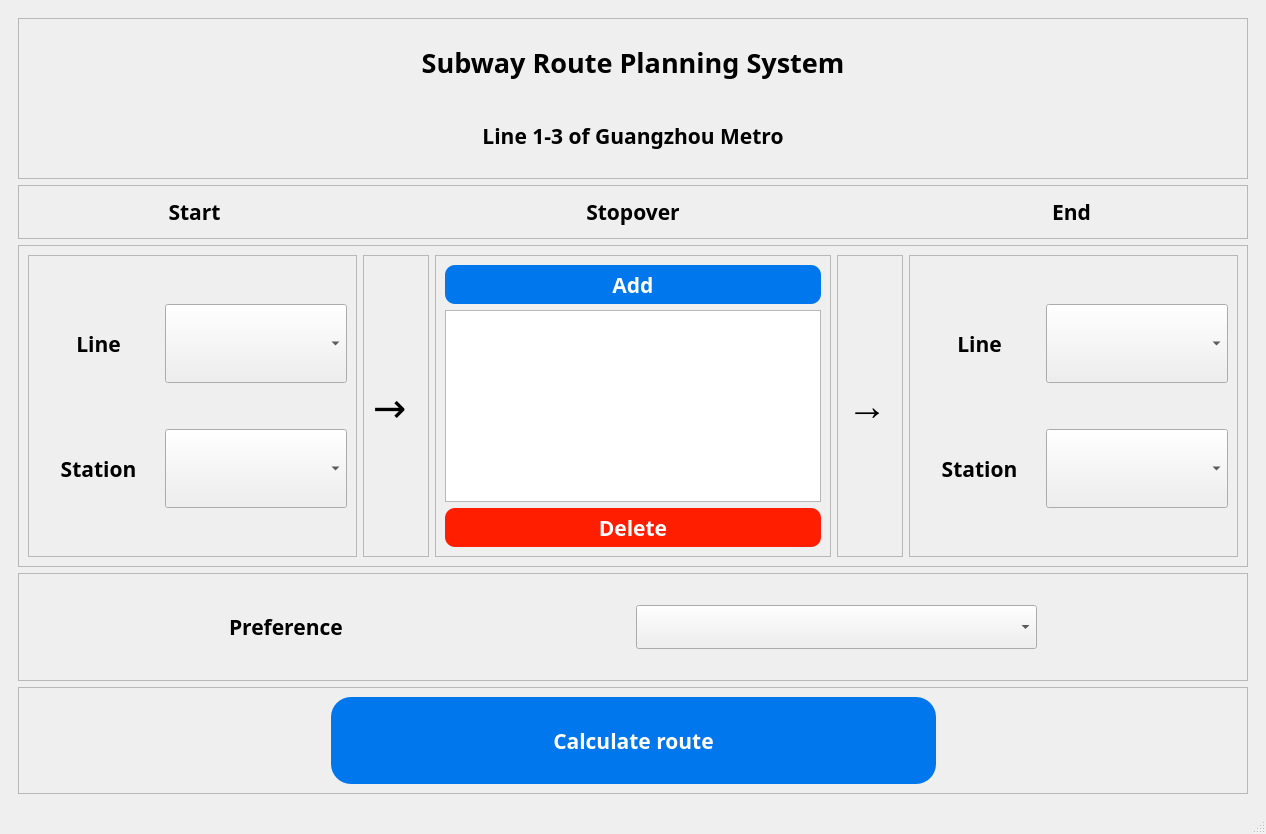
Above: GUI.ui from zmylyh/chw before the change. Below: the same form after it.
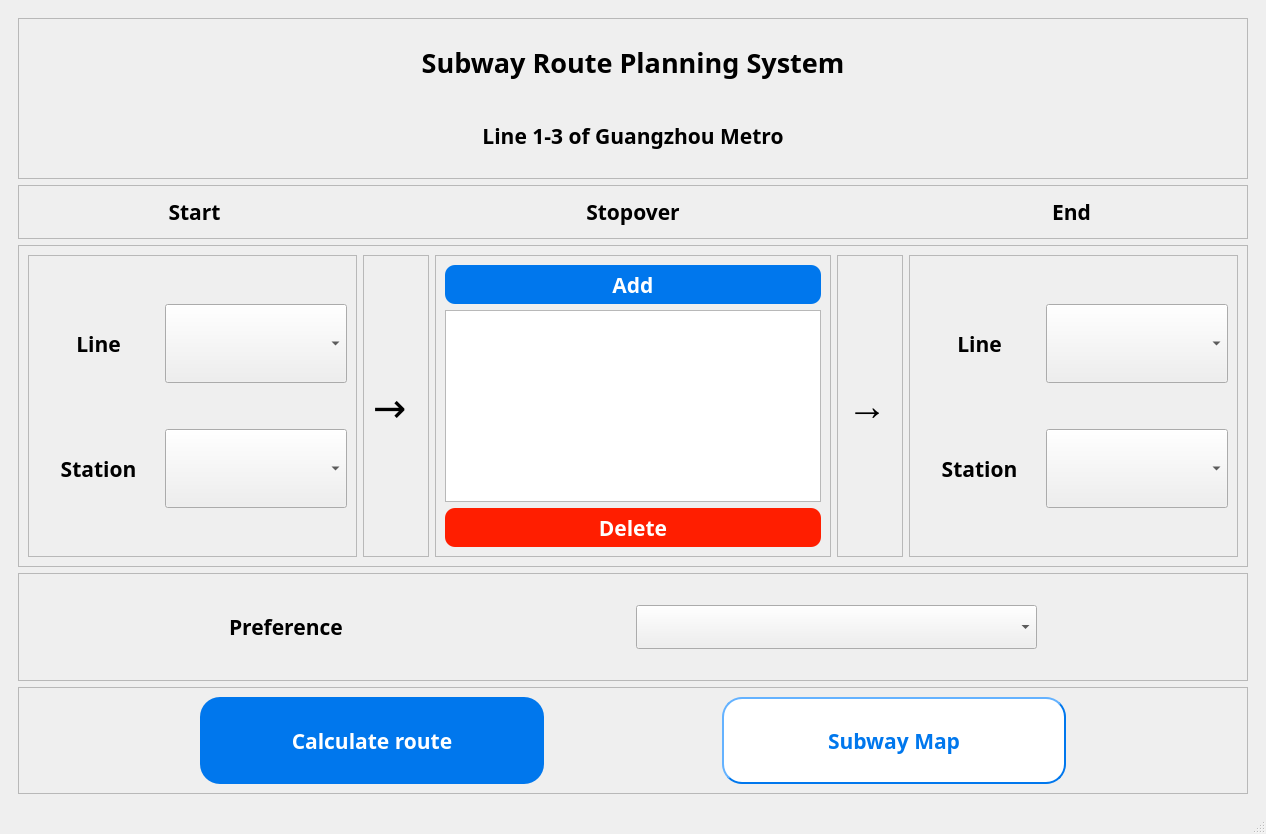
That is the form after the change. The open tabs and pages were chosen to show the change.

Commit message: 算路，显示结果完成

Diff of the .ui file:
```diff
--- a/GUI.ui
+++ b/GUI.ui
@@ -681,8 +681,32 @@
             </property>
             <layout class="QHBoxLayout" name="horizontalLayout_3">
              <item>
-              <layout class="QHBoxLayout" name="horizontalLayout_2" stretch="1,2,1">
-               <item>
+              <layout class="QGridLayout" name="gridLayout_23" rowstretch="2" columnstretch="1,2,1,2,1">
+               <item row="0" column="3">
+                <widget class="QPushButton" name="show_map">
+                 <property name="sizePolicy">
+                  <sizepolicy hsizetype="Minimum" vsizetype="Expanding">
+                   <horstretch>0</horstretch>
+                   <verstretch>0</verstretch>
+                  </sizepolicy>
+                 </property>
+                 <property name="font">
+                  <font>
+                   <family>Bahnschrift SemiBold</family>
+                   <pointsize>16</pointsize>
+                   <weight>75</weight>
+                   <bold>true</bold>
+                  </font>
+                 </property>
+                 <property name="styleSheet">
+                  <string notr="true">QPushButton{background-color: rgb(255,255,255); border-radius:20px; color:rgb(0, 119, 237);border-width:2px;border-color:rgb(0, 119, 237);border-style:outset;}</string>
+                 </property>
+                 <property name="text">
+                  <string>Subway Map</string>
+                 </property>
+                </widget>
+               </item>
+               <item row="0" column="0">
                 <spacer name="horizontalSpacer">
                  <property name="orientation">
                   <enum>Qt::Horizontal</enum>
@@ -695,7 +719,20 @@
                  </property>
                 </spacer>
                </item>
-               <item>
+               <item row="0" column="4">
+                <spacer name="horizontalSpacer_2">
+                 <property name="orientation">
+                  <enum>Qt::Horizontal</enum>
+                 </property>
+                 <property name="sizeHint" stdset="0">
+                  <size>
+                   <width>40</width>
+                   <height>20</height>
+                  </size>
+                 </property>
+                </spacer>
+               </item>
+               <item row="0" column="1">
                 <widget class="QPushButton" name="calculate">
                  <property name="sizePolicy">
                   <sizepolicy hsizetype="Minimum" vsizetype="Expanding">
@@ -719,8 +756,8 @@
                  </property>
                 </widget>
                </item>
-               <item>
-                <spacer name="horizontalSpacer_2">
+               <item row="0" column="2">
+                <spacer name="horizontalSpacer_13">
                  <property name="orientation">
                   <enum>Qt::Horizontal</enum>
                  </property>
```
Left out of the diff: 25 changed lines with no effect on the pictures. The commit also changes 2 other files.
